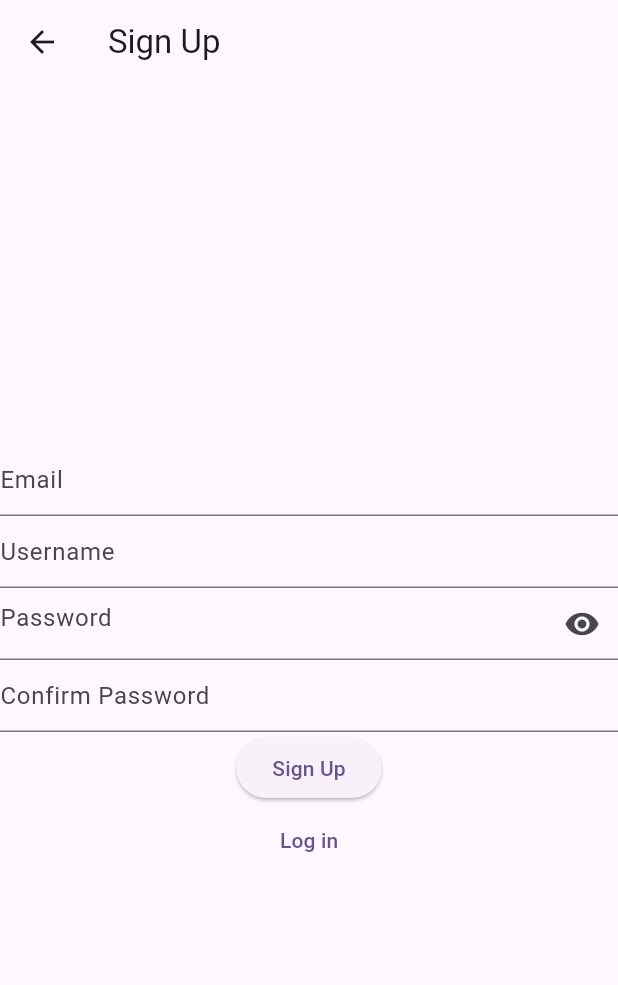
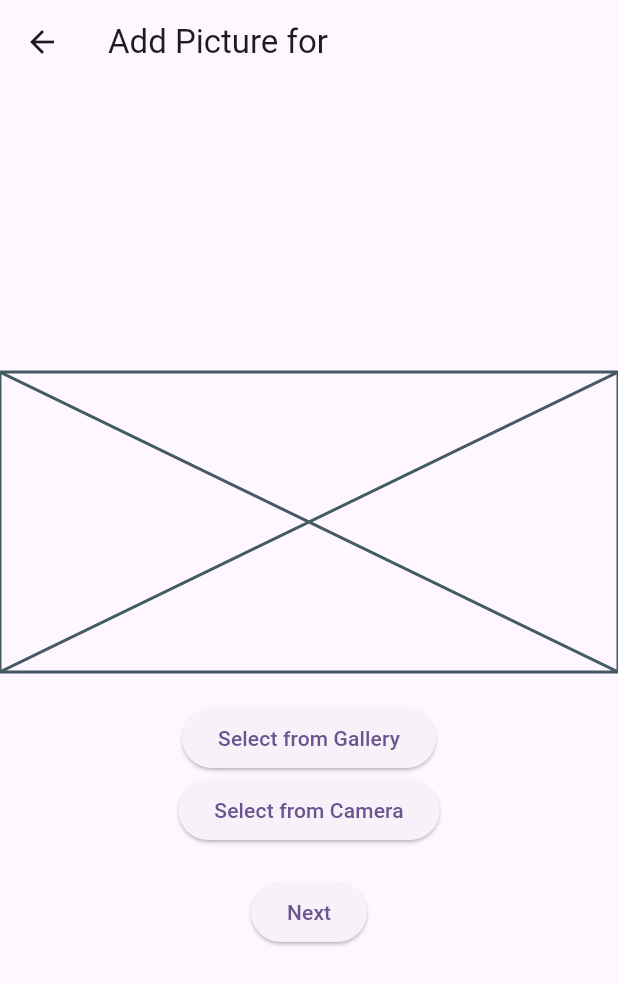
Before and after one commit to carlalap/atlas-holbegram, a Flutter app: the SignUp screen opened directly, after a tap on "Sign Up", on a phone screen of 412 x 824 dp. Shown: the top 985 px of the screen. Run offline on Flutter 3.47's test engine with Material 3 defaults, Android fonts, the phone set to English and light mode, and no system bars; our stand-ins replace cloud_firestore, firebase_auth, firebase_core, firebase_storage, image_picker; accounts and stored records are empty.

```diff
--- /dev/null
+++ b/holbegram/devtools_options.yaml
@@ -0,0 +1,3 @@
+description: This file stores settings for Dart & Flutter DevTools.
+documentation: https://docs.flutter.dev/tools/devtools/extensions#configure-extension-enablement-states
+extensions:
--- a/holbegram/lib/screens/signup_screen.dart
+++ b/holbegram/lib/screens/signup_screen.dart
@@ -1,6 +1,7 @@
 // ignore_for_file: must_be_immutable, library_private_types_in_public_api
 import 'package:flutter/material.dart';
 import 'package:holbegram/screens/login_screen.dart';
+import 'package:holbegram/screens/upload_image_screen.dart';
 
 class SignUp extends StatefulWidget {
   final TextEditingController emailController;
@@ -89,7 +90,17 @@ class _SignUpState extends State<SignUp> {
             ),
             ElevatedButton(
               onPressed: () {
-                // Handle sign up logic
+                // Navegar a la página AddPicture pasando los datos de registro
+                Navigator.push(
+                  context,
+                  MaterialPageRoute(
+                    builder: (context) => AddPicture(
+                      email: widget.emailController.text,
+                      password: widget.passwordController.text,
+                      username: widget.usernameController.text,
+                    ),
+                  ),
+                );
               },
               child: const Text('Sign Up'),
             ),
--- a/holbegram/lib/screens/upload_image_screen.dart
+++ b/holbegram/lib/screens/upload_image_screen.dart
@@ -0,0 +1,115 @@
+// upload_image_screen.dart
+// upload_image_screen.dart
+import 'dart:typed_data';
+import 'package:flutter/material.dart';
+import 'package:image_picker/image_picker.dart';
+import 'package:holbegram/methods/auth_methods.dart';
+
+class AddPicture extends StatefulWidget {
+  final String email;
+  final String password;
+  final String username;
+
+  AddPicture({
+    Key? key,
+    required this.email,
+    required this.password,
+    required this.username,
+  }) : super(key: key);
+
+  @override
+  State<AddPicture> createState() => _AddPictureState();
+}
+
+class _AddPictureState extends State<AddPicture> {
+  Uint8List? _image;
+
+  // Method to select an image from the gallery
+  void selectImageFromGallery() async {
+    Uint8List? selectedImage = await _pickImage(ImageSource.gallery);
+    setState(() {
+      _image = selectedImage;
+    });
+  }
+
+  // Method to select an image from the camera
+  void selectImageFromCamera() async {
+    Uint8List? selectedImage = await _pickImage(ImageSource.camera);
+    setState(() {
+      _image = selectedImage;
+    });
+  }
+
+  // Helper method to pick an image from the specified source
+  Future<Uint8List?> _pickImage(ImageSource source) async {
+    final ImagePicker _picker = ImagePicker();
+    XFile? file = await _picker.pickImage(source: source);
+
+    if (file != null) {
+      return await file.readAsBytes();
+    }
+    return null;
+  }
+
+  // Method to handle sign up
+  void signUpUser() async {
+    if (_image == null) {
+      ScaffoldMessenger.of(context).showSnackBar(
+        const SnackBar(content: Text('Please select an image')),
+      );
+      return;
+    }
+
+    String res = await AuthMethods().signUpUser(
+      email: widget.email,
+      password: widget.password,
+      username: widget.username,
+      file: _image!,
+    );
+
+    if (res == 'success') {
+      ScaffoldMessenger.of(context).showSnackBar(
+        const SnackBar(content: Text('Sign Up Success')),
+      );
+    } else {
+      ScaffoldMessenger.of(context).showSnackBar(
+        SnackBar(content: Text(res)),
+      );
+    }
+  }
+
+  @override
+  Widget build(BuildContext context) {
+    return Scaffold(
+      appBar: AppBar(
+        title:
+            Text('Add Picture for ${widget.username}'), // Use the username here
+      ),
+      body: Center(
+        child: Column(
+          mainAxisAlignment: MainAxisAlignment.center,
+          children: [
+            _image != null
+                ? Image.memory(_image!)
+                : const Placeholder(
+                    fallbackHeight: 200.0, fallbackWidth: 200.0),
+            const SizedBox(height: 20),
+            ElevatedButton(
+              onPressed: selectImageFromGallery,
+              child: const Text('Select from Gallery'),
+            ),
+            ElevatedButton(
+              onPressed: selectImageFromCamera,
+              child: const Text('Select from Camera'),
+            ),
+            const SizedBox(height: 20),
+            ElevatedButton(
+              onPressed: signUpUser,
+              child: const Text('Next'),
+            ),
+          ],
+        ),
+      ),
+    );
+  }
+}
```
Also changed, not shown: holbegram/lib/methods/auth_methods.dart (+20 -0 lines), holbegram/lib/providers/user_provider.dart (added, +18 -0 lines), holbegram/assets/images/placeholder.png (added), holbegram/assets/images/user_img.png (added).
